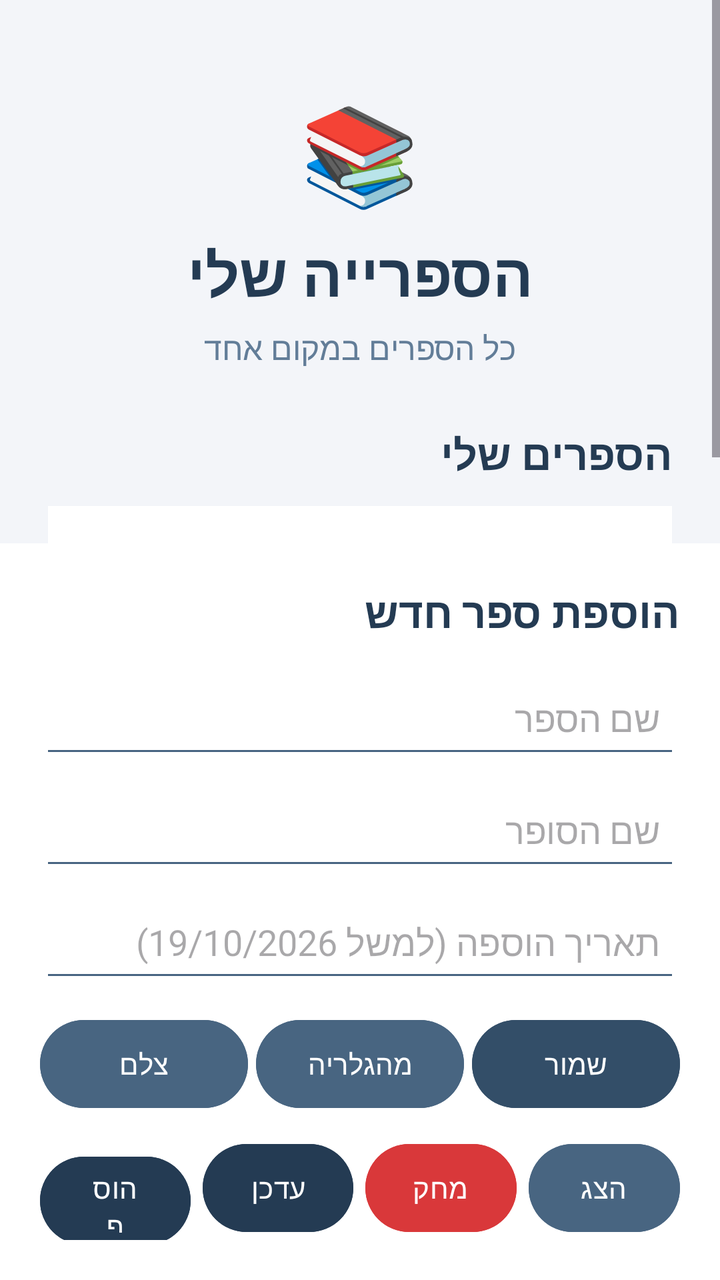
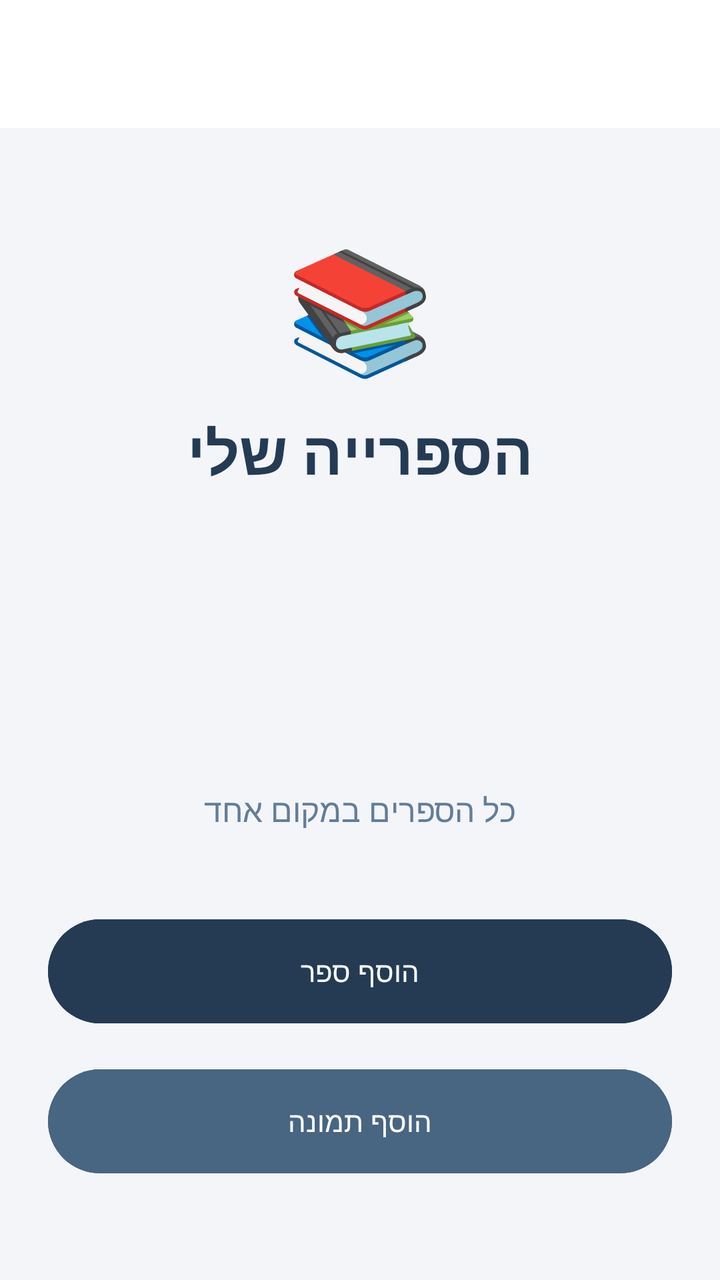

Screens rendered from an Android XML layout before and after an edit, with the pre-edit source and the edit as a unified diff.
<!-- AndroidManifest.xml: application theme Theme.AdamProject20277 -->
<!-- res/layout/activity_main.xml -->
<?xml version="1.0" encoding="utf-8"?>
<androidx.constraintlayout.widget.ConstraintLayout
    xmlns:android="http://schemas.android.com/apk/res/android"
    xmlns:app="http://schemas.android.com/apk/res-auto"
    android:id="@+id/main"
    android:layout_width="match_parent"
    android:layout_height="match_parent"
    android:background="#F3F5F9">

    <ScrollView
        android:layout_width="match_parent"
        android:layout_height="0dp"
        android:fillViewport="true"
        app:layout_constraintTop_toTopOf="parent"
        app:layout_constraintBottom_toTopOf="@id/bottomlayout">

        <LinearLayout
            android:layout_width="match_parent"
            android:layout_height="wrap_content"
            android:orientation="vertical"
            android:padding="24dp"
            android:gravity="center_horizontal">

            <TextView
                android:layout_width="wrap_content"
                android:layout_height="wrap_content"
                android:layout_marginTop="20dp"
                android:text="📚"
                android:textSize="48sp" />

            <TextView
                android:layout_width="wrap_content"
                android:layout_height="wrap_content"
                android:layout_marginTop="8dp"
                android:text="הספרייה שלי"
                android:textColor="#243B53"
                android:textSize="30sp"
                android:textStyle="bold" />

            <TextView
                android:layout_width="wrap_content"
                android:layout_height="wrap_content"
                android:layout_marginTop="6dp"
                android:text="כל הספרים במקום אחד"
                android:textColor="#627D98"
                android:textSize="16sp" />

            <TextView
                android:layout_width="match_parent"
                android:layout_height="wrap_content"
                android:layout_marginTop="28dp"
                android:text="הספרים שלי"
                android:textColor="#243B53"
                android:textSize="21sp"
                android:textStyle="bold"
                android:gravity="right" />

            <TextView
                android:id="@+id/tvcontent"
                android:layout_width="match_parent"
                android:layout_height="wrap_content"
                android:layout_marginTop="12dp"
                android:padding="12dp"
                android:background="#FFFFFF"
                android:textColor="#334E68"
                android:textSize="16sp"
                android:textDirection="rtl"
                android:gravity="right" />

        </LinearLayout>
    </ScrollView>

    <LinearLayout
        android:id="@+id/bottomlayout"
        android:layout_width="match_parent"
        android:layout_height="wrap_content"
        android:orientation="vertical"
        android:padding="20dp"
        android:background="#FFFFFF"
        android:gravity="center"
        app:layout_constraintBottom_toBottomOf="parent">

        <TextView
            android:layout_width="match_parent"
            android:layout_height="wrap_content"
            android:text="הוספת ספר חדש"
            android:textColor="#243B53"
            android:textSize="21sp"
            android:textStyle="bold"
            android:gravity="right"
            android:layout_marginBottom="8dp" />

        <EditText
            android:id="@+id/bookName"
            android:layout_width="match_parent"
            android:layout_height="50dp"
            android:layout_marginTop="6dp"
            android:padding="10dp"
            android:backgroundTint="#486581"
            android:gravity="right|center_vertical"
            android:hint="שם הספר"
            android:inputType="text"
            android:singleLine="true" />

        <EditText
            android:id="@+id/author"
            android:layout_width="match_parent"
            android:layout_height="50dp"
            android:layout_marginTop="6dp"
            android:padding="10dp"
            android:backgroundTint="#486581"
            android:gravity="right|center_vertical"
            android:hint="שם הסופר"
            android:inputType="text"
            android:singleLine="true" />

        <EditText
            android:id="@+id/dateAdded"
            android:layout_width="match_parent"
            android:layout_height="50dp"
            android:layout_marginTop="6dp"
            android:padding="10dp"
            android:backgroundTint="#486581"
            android:gravity="right|center_vertical"
            android:hint="תאריך הוספה (למשל 19/10/2026)"
            android:inputType="text"
            android:singleLine="true" />

        
        <ImageView
            android:id="@+id/imgPreview"
            android:layout_width="match_parent"
            android:layout_height="120dp"
            android:layout_marginTop="10dp"
            android:scaleType="centerInside"
            android:contentDescription="תצוגת תמונה"
            android:visibility="gone" />

        
        <LinearLayout
            android:layout_width="match_parent"
            android:layout_height="wrap_content"
            android:layout_marginTop="10dp"
            android:orientation="horizontal">

            <Button
                android:id="@+id/btnTakePhoto"
                android:layout_width="0dp"
                android:layout_height="52dp"
                android:layout_weight="1"
                android:layout_marginEnd="2dp"
                android:text="צלם"
                android:textColor="#FFFFFF"
                android:backgroundTint="#486581" />

            <Button
                android:id="@+id/btnSelectGallery"
                android:layout_width="0dp"
                android:layout_height="52dp"
                android:layout_weight="1"
                android:layout_marginStart="2dp"
                android:layout_marginEnd="2dp"
                android:text="מהגלריה"
                android:textColor="#FFFFFF"
                android:backgroundTint="#486581" />

            <Button
                android:id="@+id/btnSavePhoto"
                android:layout_width="0dp"
                android:layout_height="52dp"
                android:layout_weight="1"
                android:layout_marginStart="2dp"
                android:text="שמור"
                android:textColor="#FFFFFF"
                android:backgroundTint="#334E68" />

        </LinearLayout>

        
        <LinearLayout
            android:layout_width="match_parent"
            android:layout_height="wrap_content"
            android:layout_marginTop="10dp"
            android:orientation="horizontal">

            <Button
                android:id="@+id/btnInsert"
                android:layout_width="0dp"
                android:layout_height="52dp"
                android:layout_weight="1"
                android:layout_marginEnd="3dp"
                android:text="הוסף"
                android:textColor="#FFFFFF"
                android:backgroundTint="#243B53" />

            <Button
                android:id="@+id/btnUpdate"
                android:layout_width="0dp"
                android:layout_height="52dp"
                android:layout_weight="1"
                android:layout_marginStart="3dp"
                android:layout_marginEnd="3dp"
                android:text="עדכן"
                android:textColor="#FFFFFF"
                android:backgroundTint="#243B53" />

            <Button
                android:id="@+id/btnDelete"
                android:layout_width="0dp"
                android:layout_height="52dp"
                android:layout_weight="1"
                android:layout_marginStart="3dp"
                android:layout_marginEnd="3dp"
                android:text="מחק"
                android:textColor="#FFFFFF"
                android:backgroundTint="#D9383A" />

            <Button
                android:id="@+id/btnSelect"
                android:layout_width="0dp"
                android:layout_height="52dp"
                android:layout_weight="1"
                android:layout_marginStart="3dp"
                android:text="הצג"
                android:textColor="#FFFFFF"
                android:backgroundTint="#486581" />

        </LinearLayout>

    </LinearLayout>

</androidx.constraintlayout.widget.ConstraintLayout>
<!-- resources referenced by this layout -->
<resources>
  <style name="Theme.AdamProject20277" parent="Base.Theme.AdamProject20277" />
  <style name="Base.Theme.AdamProject20277" parent="Theme.Material3.DayNight.NoActionBar">
          
          
      </style>
</resources>

<!-- the commit's change to res/layout/activity_main.xml (unified diff, before → after) -->
@@ -7,225 +7,73 @@
     android:layout_height="match_parent"
     android:background="#F3F5F9">
 
-    <ScrollView
+    <androidx.appcompat.widget.Toolbar
+        android:id="@+id/my_toolbar"
+        android:layout_width="match_parent"
+        android:layout_height="?attr/actionBarSize"
+        android:background="#FFFFFF"
+        android:elevation="4dp"
+        app:layout_constraintTop_toTopOf="parent"
+        app:layout_constraintStart_toStartOf="parent"
+        app:layout_constraintEnd_toEndOf="parent" />
+
+    <LinearLayout
         android:layout_width="match_parent"
         android:layout_height="0dp"
-        android:fillViewport="true"
-        app:layout_constraintTop_toTopOf="parent"
-        app:layout_constraintBottom_toTopOf="@id/bottomlayout">
-
-        <LinearLayout
-            android:layout_width="match_parent"
-            android:layout_height="wrap_content"
-            android:orientation="vertical"
-            android:padding="24dp"
-            android:gravity="center_horizontal">
-
-            <TextView
-                android:layout_width="wrap_content"
-                android:layout_height="wrap_content"
-                android:layout_marginTop="20dp"
-                android:text="📚"
-                android:textSize="48sp" />
-
-            <TextView
-                android:layout_width="wrap_content"
-                android:layout_height="wrap_content"
-                android:layout_marginTop="8dp"
-                android:text="הספרייה שלי"
-                android:textColor="#243B53"
-                android:textSize="30sp"
-                android:textStyle="bold" />
-
-            <TextView
-                android:layout_width="wrap_content"
-                android:layout_height="wrap_content"
-                android:layout_marginTop="6dp"
-                android:text="כל הספרים במקום אחד"
-                android:textColor="#627D98"
-                android:textSize="16sp" />
-
-            <TextView
-                android:layout_width="match_parent"
-                android:layout_height="wrap_content"
-                android:layout_marginTop="28dp"
-                android:text="הספרים שלי"
-                android:textColor="#243B53"
-                android:textSize="21sp"
-                android:textStyle="bold"
-                android:gravity="right" />
-
-            <TextView
-                android:id="@+id/tvcontent"
-                android:layout_width="match_parent"
-                android:layout_height="wrap_content"
-                android:layout_marginTop="12dp"
-                android:padding="12dp"
-                android:background="#FFFFFF"
-                android:textColor="#334E68"
-                android:textSize="16sp"
-                android:textDirection="rtl"
-                android:gravity="right" />
-
-        </LinearLayout>
-    </ScrollView>
-
-    <LinearLayout
-        android:id="@+id/bottomlayout"
-        android:layout_width="match_parent"
-        android:layout_height="wrap_content"
         android:orientation="vertical"
-        android:padding="20dp"
-        android:background="#FFFFFF"
+        android:padding="24dp"
         android:gravity="center"
+        app:layout_constraintTop_toBottomOf="@id/my_toolbar"
         app:layout_constraintBottom_toBottomOf="parent">
 
         <TextView
+            android:layout_width="wrap_content"
+            android:layout_height="wrap_content"
+            android:text="📚"
+            android:textSize="60sp" />
+
+        <TextView
+            android:layout_width="wrap_content"
+            android:layout_height="wrap_content"
+            android:layout_marginTop="12dp"
+            android:text="הספרייה שלי"
+            android:textColor="#243B53"
+            android:textSize="30sp"
+            android:textStyle="bold" />
+
+        <ImageView
+            android:id="@+id/ivBase64Image"
+            android:layout_width="120dp"
+            android:layout_height="120dp"
+            android:layout_marginTop="20dp"
+            android:scaleType="centerCrop"
+            android:contentDescription="תמונת פרופיל" />
+
+        <TextView
+            android:layout_width="wrap_content"
+            android:layout_height="wrap_content"
+            android:layout_marginTop="8dp"
+            android:text="כל הספרים במקום אחד"
+            android:textColor="#627D98"
+            android:textSize="16sp" />
+
+        <Button
+            android:id="@+id/btnAddBook"
             android:layout_width="match_parent"
-            android:layout_height="wrap_content"
-            android:text="הוספת ספר חדש"
-            android:textColor="#243B53"
-            android:textSize="21sp"
-            android:textStyle="bold"
-            android:gravity="right"
-            android:layout_marginBottom="8dp" />
+            android:layout_height="60dp"
+            android:layout_marginTop="40dp"
+            android:text="הוסף ספר"
+            android:textColor="#FFFFFF"
+            android:backgroundTint="#243B53" />
 
-        <EditText
-            android:id="@+id/bookName"
+        <Button
+            android:id="@+id/btnAddPhoto"
             android:layout_width="match_parent"
-            android:layout_height="50dp"
-            android:layout_marginTop="6dp"
-            android:padding="10dp"
-            android:backgroundTint="#486581"
-            android:gravity="right|center_vertical"
-            android:hint="שם הספר"
-            android:inputType="text"
-            android:singleLine="true" />
-
-        <EditText
-            android:id="@+id/author"
-            android:layout_width="match_parent"
-            android:layout_height="50dp"
-            android:layout_marginTop="6dp"
-            android:padding="10dp"
-            android:backgroundTint="#486581"
-            android:gravity="right|center_vertical"
-            android:hint="שם הסופר"
-            android:inputType="text"
-            android:singleLine="true" />
-
-        <EditText
-            android:id="@+id/dateAdded"
-            android:layout_width="match_parent"
-            android:layout_height="50dp"
-            android:layout_marginTop="6dp"
-            android:padding="10dp"
-            android:backgroundTint="#486581"
-            android:gravity="right|center_vertical"
-            android:hint="תאריך הוספה (למשל 19/10/2026)"
-            android:inputType="text"
-            android:singleLine="true" />
-
-        
-        <ImageView
-            android:id="@+id/imgPreview"
-            android:layout_width="match_parent"
-            android:layout_height="120dp"
-            android:layout_marginTop="10dp"
-            android:scaleType="centerInside"
-            android:contentDescription="תצוגת תמונה"
-            android:visibility="gone" />
-
-        
-        <LinearLayout
-            android:layout_width="match_parent"
-            android:layout_height="wrap_content"
-            android:layout_marginTop="10dp"
-            android:orientation="horizontal">
-
-            <Button
-                android:id="@+id/btnTakePhoto"
-                android:layout_width="0dp"
-                android:layout_height="52dp"
-                android:layout_weight="1"
-                android:layout_marginEnd="2dp"
-                android:text="צלם"
-                android:textColor="#FFFFFF"
-                android:backgroundTint="#486581" />
-
-            <Button
-                android:id="@+id/btnSelectGallery"
-                android:layout_width="0dp"
-                android:layout_height="52dp"
-                android:layout_weight="1"
-                android:layout_marginStart="2dp"
-                android:layout_marginEnd="2dp"
-                android:text="מהגלריה"
-                android:textColor="#FFFFFF"
-                android:backgroundTint="#486581" />
-
-            <Button
-                android:id="@+id/btnSavePhoto"
-                android:layout_width="0dp"
-                android:layout_height="52dp"
-                android:layout_weight="1"
-                android:layout_marginStart="2dp"
-                android:text="שמור"
-                android:textColor="#FFFFFF"
-                android:backgroundTint="#334E68" />
-
-        </LinearLayout>
-
-        
-        <LinearLayout
-            android:layout_width="match_parent"
-            android:layout_height="wrap_content"
-            android:layout_marginTop="10dp"
-            android:orientation="horizontal">
-
-            <Button
-                android:id="@+id/btnInsert"
-                android:layout_width="0dp"
-                android:layout_height="52dp"
-                android:layout_weight="1"
-                android:layout_marginEnd="3dp"
-                android:text="הוסף"
-                android:textColor="#FFFFFF"
-                android:backgroundTint="#243B53" />
-
-            <Button
-                android:id="@+id/btnUpdate"
-                android:layout_width="0dp"
-                android:layout_height="52dp"
-                android:layout_weight="1"
-                android:layout_marginStart="3dp"
-                android:layout_marginEnd="3dp"
-                android:text="עדכן"
-                android:textColor="#FFFFFF"
-                android:backgroundTint="#243B53" />
-
-            <Button
-                android:id="@+id/btnDelete"
-                android:layout_width="0dp"
-                android:layout_height="52dp"
-                android:layout_weight="1"
-                android:layout_marginStart="3dp"
-                android:layout_marginEnd="3dp"
-                android:text="מחק"
-                android:textColor="#FFFFFF"
-                android:backgroundTint="#D9383A" />
-
-            <Button
-                android:id="@+id/btnSelect"
-                android:layout_width="0dp"
-                android:layout_height="52dp"
-                android:layout_weight="1"
-                android:layout_marginStart="3dp"
-                android:text="הצג"
-                android:textColor="#FFFFFF"
-                android:backgroundTint="#486581" />
-
-        </LinearLayout>
+            android:layout_height="60dp"
+            android:layout_marginTop="15dp"
+            android:text="הוסף תמונה"
+            android:textColor="#FFFFFF"
+            android:backgroundTint="#486581" />
 
     </LinearLayout>
 
